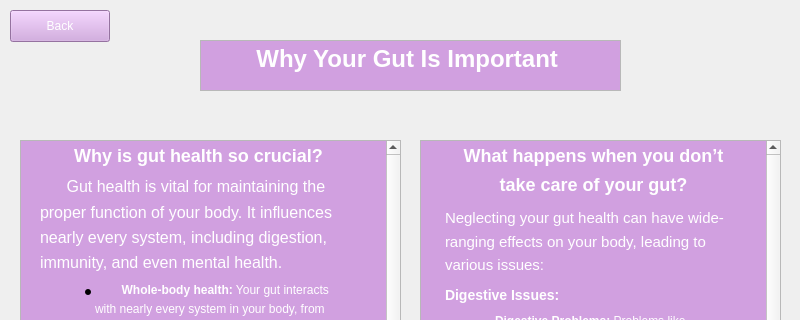
Before: the Qt Designer form A8EduApp/whyguthealthwidget.ui in University-of-Utah-CS3505/a9-edu-app-f24-00Calvin00, drawn with Qt 5; both pictures show x 0 to 800 and y 0 to 320 of the 800 by 600 pixel window.
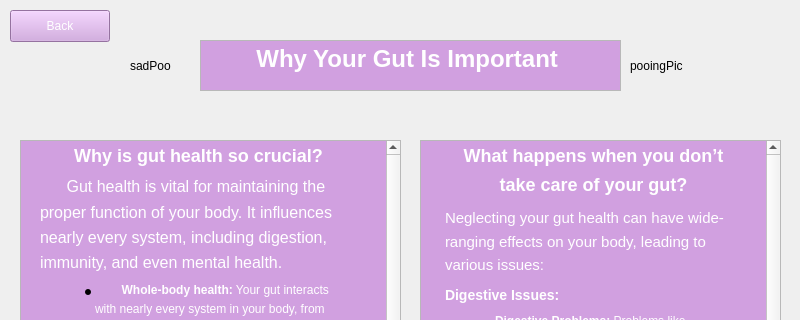
After: the same form once the commit is applied.

```diff
--- a/A8EduApp/whyguthealthwidget.ui
+++ b/A8EduApp/whyguthealthwidget.ui
@@ -113,6 +113,32 @@
 &lt;li style=&quot; font-family:'Times New Roman','Times','serif'; font-size:11pt; color:#ffffff;&quot; style=&quot; margin-top:0px; margin-bottom:0px; margin-left:30px; margin-right:30px; -qt-block-indent:0; text-indent:0px; line-height:140%;&quot;&gt;&lt;span style=&quot; font-size:12px;&quot;&gt;Unhealthy gut bacteria can increase inflammation, contributing to diseases like diabetes, heart disease, and obesity.&lt;/span&gt;&lt;/li&gt;&lt;/ul&gt;&lt;/body&gt;&lt;/html&gt;</string>
    </property>
   </widget>
+  <widget class="QLabel" name="pooingPic">
+   <property name="geometry">
+    <rect>
+     <x>630</x>
+     <y>10</y>
+     <width>131</width>
+     <height>111</height>
+    </rect>
+   </property>
+   <property name="text">
+    <string>pooingPic</string>
+   </property>
+  </widget>
+  <widget class="QLabel" name="sadPooPic">
+   <property name="geometry">
+    <rect>
+     <x>130</x>
+     <y>20</y>
+     <width>121</width>
+     <height>91</height>
+    </rect>
+   </property>
+   <property name="text">
+    <string>sadPoo</string>
+   </property>
+  </widget>
  </widget>
  <resources/>
  <connections/>
```
